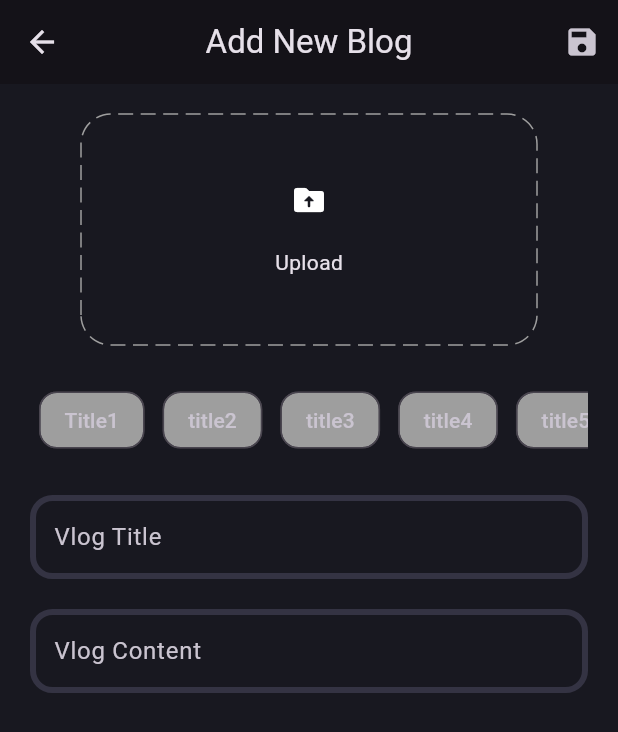
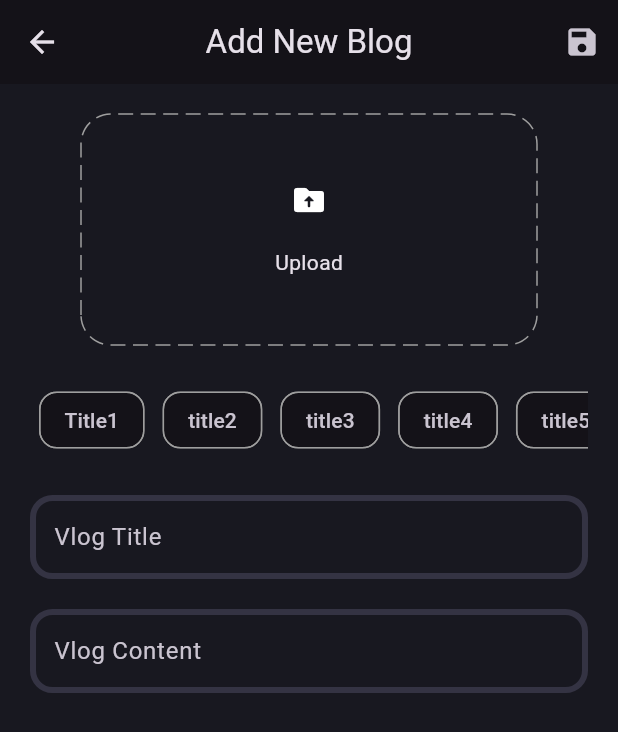
Before and after one commit to anasbayoumy/wlog, a Flutter app: the AddNewBlogPage screen opened directly, on a phone screen of 412 x 824 dp. Shown: the top 732 px of the screen. Run offline on Flutter 3.47's test engine with Material 3 defaults, Android fonts, the phone set to English and light mode, and no system bars; drawn by our look-alikes of dotted_border; our stand-ins replace bloc, flutter_bloc, fpdart, get_it, supabase_flutter; accounts and stored records are empty.

Commit message:
ya mosoahellll

```diff
--- a/lib/features/blog/presentation/pages/add_new_blog.dart
+++ b/lib/features/blog/presentation/pages/add_new_blog.dart
@@ -1,5 +1,6 @@
 import 'package:dotted_border/dotted_border.dart';
 import 'package:flutter/material.dart';
+import 'package:wlog/core/theme/theme_pallet.dart';
 import 'package:wlog/features/blog/presentation/widgets/textfield_content.dart';
 
 class AddNewBlogPage extends StatefulWidget {
@@ -12,6 +13,7 @@ class AddNewBlogPage extends StatefulWidget {
 class _AddNewBlogPageState extends State<AddNewBlogPage> {
   final TextEditingController titleController = TextEditingController();
   final TextEditingController contentController = TextEditingController();
+  List<String> selectedTags = [];
 
   @override
   void dispose() {
@@ -74,11 +76,31 @@ class _AddNewBlogPageState extends State<AddNewBlogPage> {
                   ]
                       .map((e) => Padding(
                             padding: const EdgeInsets.all(6.0),
-                            child: Chip(
-                              label: Text(e),
-                              backgroundColor: Colors.grey,
-                              shape: RoundedRectangleBorder(
-                                borderRadius: BorderRadius.circular(12),
+                            child: GestureDetector(
+                              onTap: () {
+                                if (selectedTags.contains(e)) {
+                                  setState(() {
+                                    selectedTags.remove(e);
+                                  });
+                                } else {
+                                  setState(() {
+                                    selectedTags.add(e);
+                                  });
+                                }
+                              },
+                              child: Chip(
+                                label: Text(e),
+                                backgroundColor: selectedTags.contains(e)
+                                    ? AppPallete.gradient1
+                                    : Colors.transparent,
+                                shape: RoundedRectangleBorder(
+                                  borderRadius: BorderRadius.circular(12),
+                                  side: BorderSide(
+                                    color: selectedTags.contains(e)
+                                        ? AppPallete.backgroundColor
+                                        : Colors.grey,
+                                  ),
+                                ),
                               ),
                             ),
                           ))
--- a/pubspec.yaml
+++ b/pubspec.yaml
@@ -40,6 +40,7 @@ dependencies:
   flutter_bloc: ^9.1.0
   get_it: ^8.0.3
   dotted_border: ^2.1.0
+  image_picker: ^1.1.2
 
 dev_dependencies:
   flutter_test:
```
Also changed, not shown: pubspec.lock, 5 other files.
